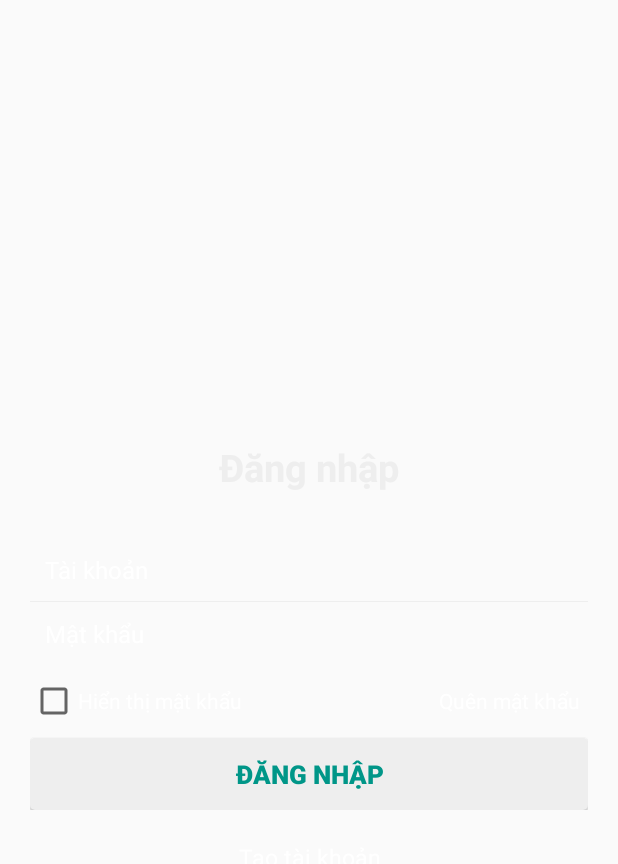
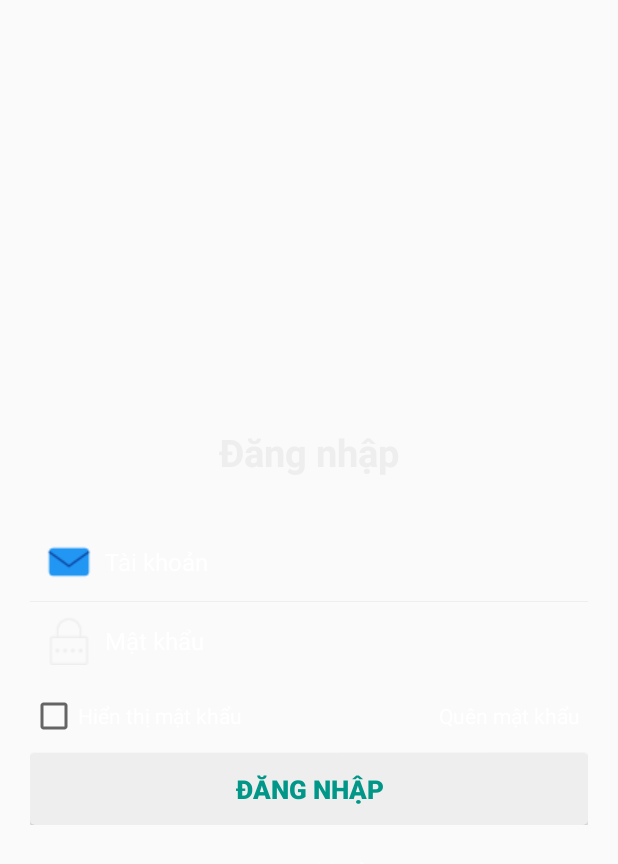
Before and after one commit to noname2103/AppDatVeXemPhim, an Android app: the layout activity_login.xml on its own in the app's theme, with its tools: preview values and no code run, on a phone screen of 412 x 824 dp. Shown: the top 864 px of the screen. Run offline under Robolectric (Android 15) with nearby library versions, the phone set to English and light mode, and no system bars.

Commit message:
LoginActivity
tạo java login

```diff
--- a/app/src/main/res/layout/activity_login.xml
+++ b/app/src/main/res/layout/activity_login.xml
@@ -1,5 +1,6 @@
 <?xml version="1.0" encoding="utf-8"?>
 <RelativeLayout xmlns:android="http://schemas.android.com/apk/res/android"
+    xmlns:tools="http://schemas.android.com/tools"
     android:layout_width="fill_parent"
     android:layout_height="fill_parent"
     android:padding="20dp" >
@@ -28,6 +29,7 @@
             android:layout_height="wrap_content"
             android:layout_marginTop="20dp"
             android:background="@android:color/transparent"
+            android:drawableLeft="@drawable/email"
             android:drawablePadding="8dp"
             android:gravity="center_vertical"
             android:hint="@string/user"
@@ -48,6 +50,7 @@
             android:layout_width="fill_parent"
             android:layout_height="wrap_content"
             android:background="@android:color/transparent"
+            android:drawableLeft="@drawable/password"
             android:drawablePadding="8dp"
             android:gravity="center_vertical"
             android:hint="@string/passowrd"
```
Also changed, not shown: app/src/main/AndroidManifest.xml (+9 -0 lines), app/src/main/java/com/dxt/xuantruong/appdatvexemphim/LoginActivity.java (added, +13 -0 lines), app/src/main/res/drawable/close.png (added), app/src/main/res/drawable/confirm_password.png, app/src/main/res/drawable/error.png (added), app/src/main/res/drawable/password.png, app/src/main/res/drawable/user.png.
